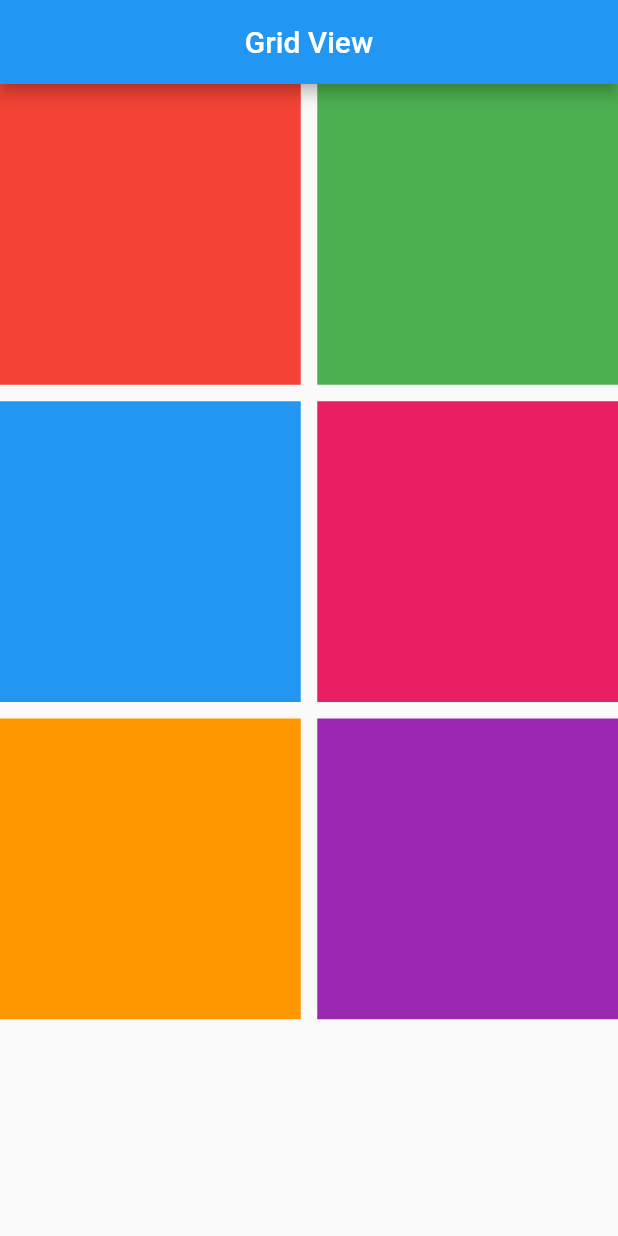
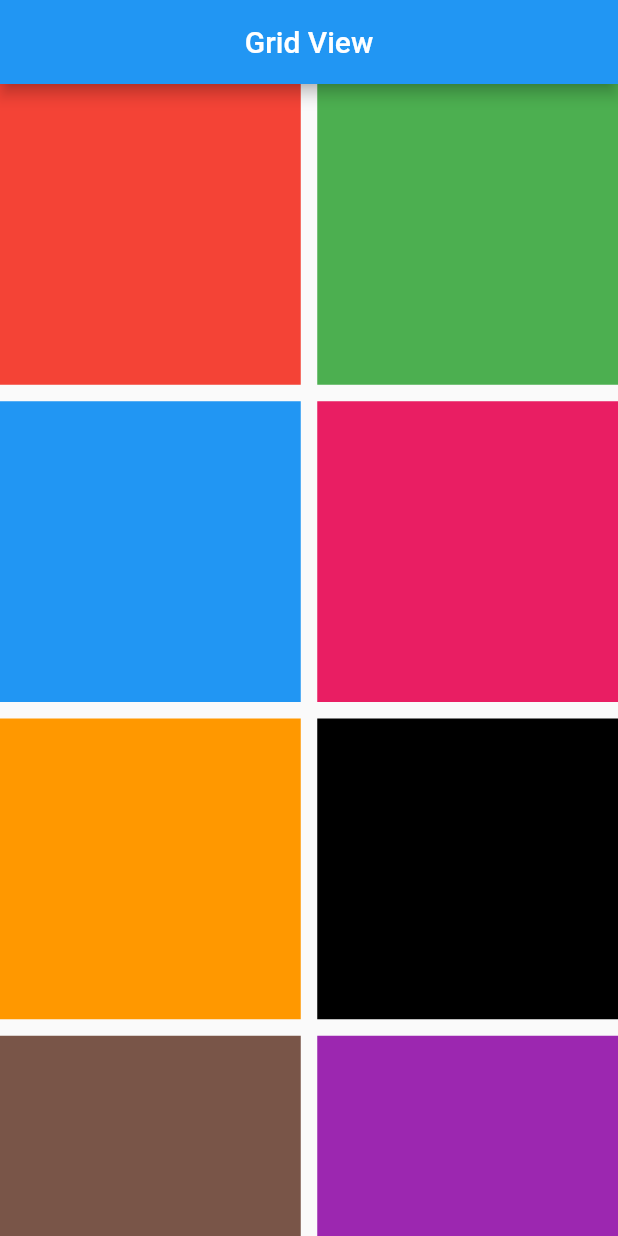
Before and after one commit to luckydarwai/Flutter, a Flutter app: the screen it shows after launch, on a phone screen of 412 x 824 dp. Run offline on Flutter 3.47's test engine with Material 2 defaults, Android fonts, the light colour scheme and no system bars.

Commit message:
Gridview.Builder Dynamically data fetch krata hai or Extent mean size fix krega

```diff
--- a/lib/main.dart
+++ b/lib/main.dart
@@ -23,30 +23,19 @@ class MyApp extends StatelessWidget {
           appBar: AppBar(
             title: Center(child: Text("Grid View")),
           ),
-          body: GridView.extent(
-            maxCrossAxisExtent: 300,
-            mainAxisSpacing: 11,
-            crossAxisSpacing: 11,
-            children: [
-              Container(
-                color: arrColors[0],
-              ),
-              Container(
-                color: arrColors[1],
-              ),
-              Container(
-                color: arrColors[2],
-              ),
-              Container(
-                color: arrColors[3],
-              ),
-              Container(
-                color: arrColors[4],
-              ),
-              Container(
-                color: arrColors[7],
-              ),
-            ],
+          body: GridView.builder(
+            itemBuilder: (context, index) {
+              return Container(
+                height: 300,
+                width: 100,
+                color: arrColors[index],
+              );
+            },
+            itemCount: arrColors.length,
+            gridDelegate: SliverGridDelegateWithMaxCrossAxisExtent(
+                maxCrossAxisExtent: 200,
+                crossAxisSpacing: 11,
+                mainAxisSpacing: 11),
           )),
     );
   }
```
